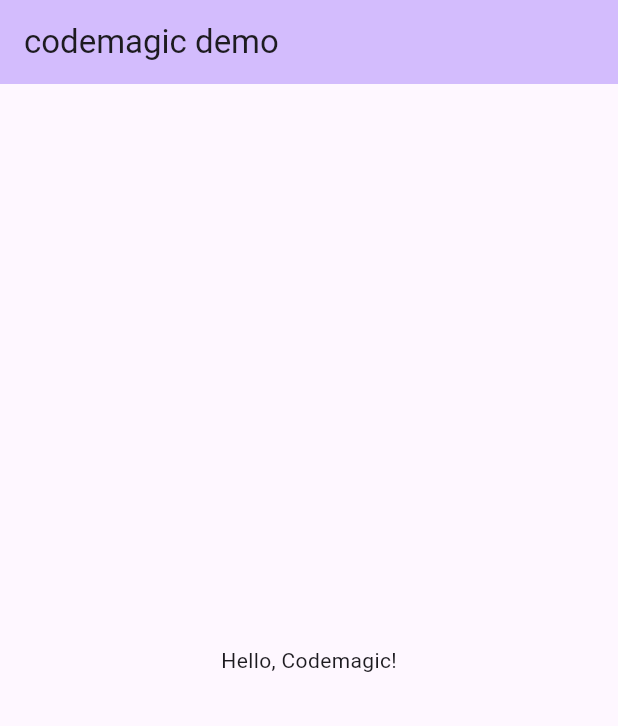
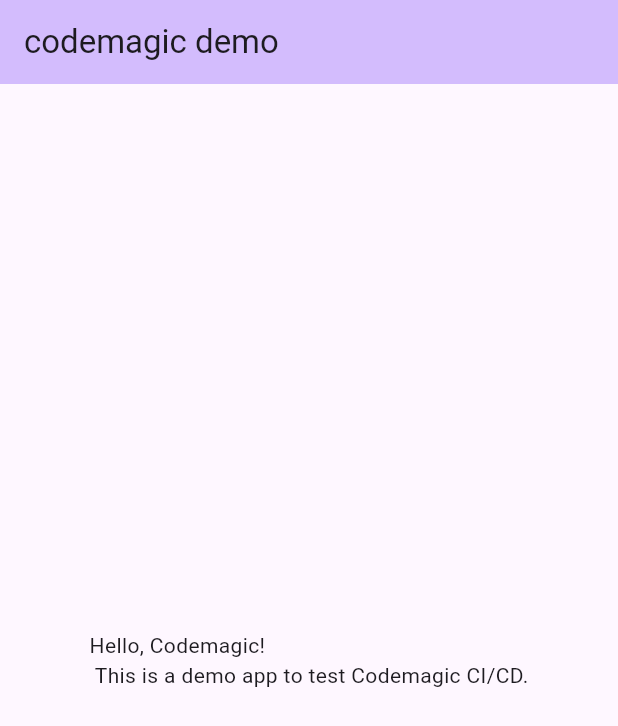
Before and after one commit to srbh-tech/codemagic_demo, a Flutter app: the screen it shows after launch, on a phone screen of 412 x 824 dp. Shown: the top 726 px of the screen. Run offline on Flutter 3.47's test engine with Material 3 defaults, Android fonts, the phone set to English and light mode, and no system bars.

Commit message:
Updated the welcome text in the Flutter app.

```diff
--- a/lib/main.dart
+++ b/lib/main.dart
@@ -32,7 +32,7 @@
       ),
       body: const Center(
         child: Text(
-          'Hello, Codemagic!',
+          'Hello, Codemagic! \n This is a demo app to test Codemagic CI/CD.',
         ),
       ),
     );
```
Also changed, not shown: 1 other file.
